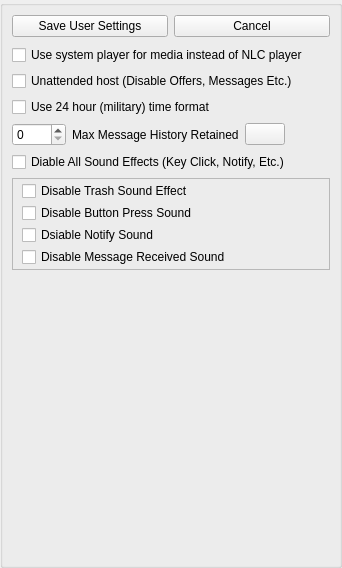
The window that nolimitgui/src/Forms/AppletUserPreferences.ui (nolimitconnect/NoLimitConnect) describes before a commit, drawn with Qt 5.
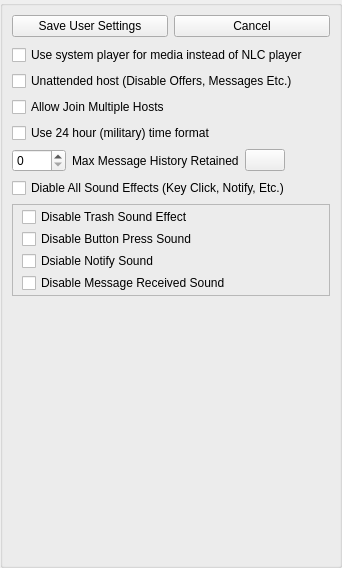
The same window after the commit. Custom widgets are drawn as their Qt base class.

Commit message: Added user setting to allow/disallow joining multiple hosts at the same time

What changed in the file:
```diff
--- a/nolimitgui/src/Forms/AppletUserPreferences.ui
+++ b/nolimitgui/src/Forms/AppletUserPreferences.ui
@@ -89,6 +89,16 @@
         </property>
        </widget>
       </item>
+    <item>
+     <widget class="QCheckBox" name="m_AllowJoinMultipleHostsCheckBox">
+      <property name="toolTip">
+       <string>When unchecked, joining a new host automatically leaves other active Group, Chat Room, or Random Connect hosts.</string>
+      </property>
+      <property name="text">
+       <string>Allow Join Multiple Hosts</string>
+      </property>
+     </widget>
+    </item>
       <item>
        <widget class="QCheckBox" name="m_MilitaryTimeCheckBox">
         <property name="sizePolicy">
```
The commit also changes 6 other files.
